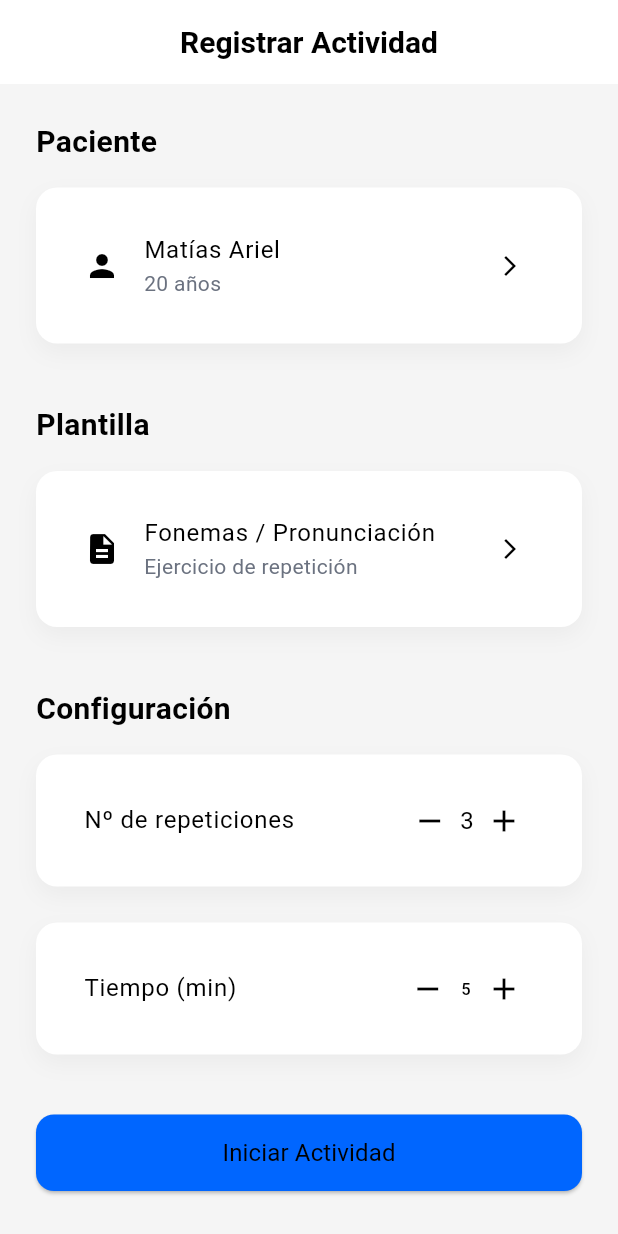
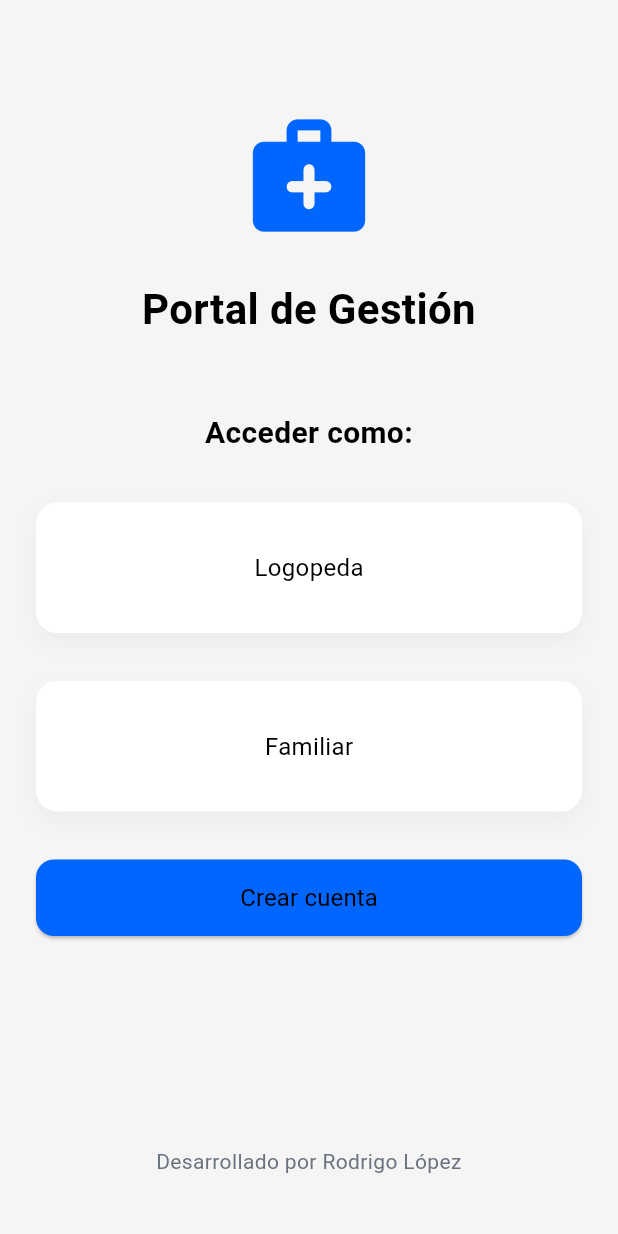
Before and after one commit to Rodrigo-LPz/SIGFLOD-M, a Flutter app: the screen it shows after launch, on a phone screen of 412 x 824 dp. Run offline on Flutter 3.47's test engine with Material 3 defaults, Android fonts, the phone set to English and light mode, and no system bars; our stand-ins replace bloc, equatable, flutter_bloc.

Commit message:
Fase 3: Implementación estructural y de navegación interna (terminada)

```diff
--- a/lib/app/app.dart
+++ b/lib/app/app.dart
@@ -1,17 +1,20 @@
 import 'package:flutter/material.dart';
 import '../config/theme/app_theme.dart';
-//import '../features/auth/presentation/bloc/login_page.dart';
-//import '../features/dashboard/presentation/pages/dashboard_page.dart';
-//import '../features/patients/presentation/pages/patients_list_page.dart';
-//import '../features/patients/presentation/pages/patient_detail_page.dart';
-//import '../features/templates/presentation/pages/templates_page.dart';
-//import '../features/templates/presentation/pages/template_type_page.dart';
-//import '../features/templates/presentation/pages/template_config_page.dart';
-//import '../features/templates/presentation/pages/template_words_page.dart';
-//import '../features/templates/presentation/pages/template_settings_page.dart';
-//import '../features/templates/presentation/pages/template_preview_page.dart';
-//import 'package:sigflod/features/patients/presentation/pages/create_patient_page.dart';
-import 'package:sigflod/features/activities/presentation/pages/create_activity_page.dart';
+import '../core/routes/app_routes.dart';
+import '../features/auth/presentation/pages/login_page.dart';
+import '../features/auth/presentation/pages/role_selection_page.dart';
+import '../features/dashboard/presentation/pages/dashboard_page.dart';
+import '../features/patients/presentation/pages/create_patient_page.dart';
+import '../features/patients/presentation/pages/patient_detail_page.dart';
+import '../features/patients/presentation/pages/patients_list_page.dart';
+import '../features/templates/presentation/pages/template_config_page.dart';
+import '../features/templates/presentation/pages/template_preview_page.dart';
+import '../features/templates/presentation/pages/template_settings_page.dart';
+import '../features/templates/presentation/pages/template_type_page.dart';
+import '../features/templates/presentation/pages/template_words_page.dart';
+import '../features/templates/presentation/pages/templates_page.dart';
+import '../features/activities/presentation/pages/create_activity_page.dart';
+
 
 class SigflodApp extends StatelessWidget {
   const SigflodApp({super.key});
@@ -22,19 +25,25 @@ class SigflodApp extends StatelessWidget {
       debugShowCheckedModeBanner: false,
       title: 'SIGFLOD',
       theme: AppTheme.getTheme(),
-      //home: const Placeholder(),          // Temporal Path for the control panel page ("DashboardPage")
-      //home: const LoginPage(),            // Path pointer to login
-      //home: const DashboardPage(),        // Temporal Path for the control panel page ("DashboardPage")
-      //home: const PatientsListPage(),     // Temporal Path for the patients list page ("PatientsListPage")
-      //home: const PatientDetailPage(),    // Temporal Path for the patient detail page ("PatientDetailPage")
-      //home: const TemplatesPage(),        // Temporal Path for the templates page ("TemplatesPage")
-      //home: const TemplateTypePage(),     // Temporal Path for the template type page ("TemplateTypePage")
-      //home: const TemplateConfigPage(),   // Temporal Path for the template configuration page ("TemplateConfigPage")
-      //home: const TemplateWordsPage(),    // Temporal Path for the template words page ("TemplateWordsPage")
-      //home: const TemplateSettingsPage(), // Temporal Path for the template settings page ("TemplateSettingsPage")
-      //home: const TemplatePreviewPage(),  // Temporal Path for the template preview page ("TemplatePreviewPage")
-      //home: const CreatePatientPage(),    // Temporal Path for the create patient page ("CreatePatientPage")
-      home: const CreateActivityPage(),     // Temporal Path for the create activity page ("CreateActivityPage"
+      initialRoute: AppRoutes.roleSelection,
+      routes: {
+        AppRoutes.roleSelection: (context) => const RoleSelectionPage(),
+        AppRoutes.login: (context) => const LoginPage(),
+        AppRoutes.dashboard: (context) => const DashboardPage(),
+
+        AppRoutes.patientsList: (context) => const PatientsListPage(),
+        AppRoutes.patientDetail: (context) => const PatientDetailPage(),
+        AppRoutes.createPatient: (context) => const CreatePatientPage(),
+
+        AppRoutes.templates: (context) => const TemplatesPage(),
+        AppRoutes.templateType: (context) => const TemplateTypePage(),
+        AppRoutes.templateConfig: (context) => const TemplateConfigPage(),
+        AppRoutes.templateWords: (context) => const TemplateWordsPage(),
+        AppRoutes.templateSettings: (context) => const TemplateSettingsPage(),
+        AppRoutes.templatePreview: (context) => const TemplatePreviewPage(),
+
+        AppRoutes.createActivity: (context) => const CreateActivityPage(),
+      },
     );
   }
 }
--- /dev/null
+++ b/lib/core/routes/app_routes.dart
@@ -0,0 +1,19 @@
+class AppRoutes {
+  static const String roleSelection = '/';
+
+  static const String login = '/login';
+  static const String dashboard = '/dashboard';
+
+  static const String patientsList = '/patients';
+  static const String patientDetail = '/patients/detail';
+  static const String createPatient = '/patients/create';
+
+  static const String templates = '/templates';
+  static const String templateType = '/templates/type';
+  static const String templateConfig = '/templates/config';
+  static const String templateWords = '/templates/words';
+  static const String templateSettings = '/templates/settings';
+  static const String templatePreview = '/templates/preview';
+
+  static const String createActivity = '/activities/create';
+}
--- /dev/null
+++ b/lib/features/auth/presentation/pages/role_selection_page.dart
@@ -0,0 +1,119 @@
+import 'package:flutter/material.dart';
+import '../../../../config/theme/app_colors.dart';
+import '../../../../config/theme/app_spacing.dart';
+import '../../../../config/theme/app_text_styles.dart';
+import '../../../../core/routes/app_routes.dart';
+import '../../../../shared/widgets/app_button.dart';
+import '../../../../shared/widgets/app_card.dart';
+
+class RoleSelectionPage extends StatelessWidget {
+  const RoleSelectionPage({super.key});
+
+  @override
+  Widget build(BuildContext context) {
+    return Scaffold(
+      body: SafeArea(
+        child: Padding(
+          padding: const EdgeInsets.all(AppSpacing.lg),
+          child: Column(
+            crossAxisAlignment: CrossAxisAlignment.stretch,
+            children: [
+              const SizedBox(height: AppSpacing.xxl),
+
+              const Icon(
+                Icons.medical_services_rounded,
+                size: 90,
+                color: AppColors.primary,
+              ),
+
+              const SizedBox(height: AppSpacing.lg),
+
+              const Text(
+                'Portal de Gestión',
+                style: AppTextStyles.headline,
+                textAlign: TextAlign.center,
+              ),
+
+              const SizedBox(height: AppSpacing.xxl),
+
+              const Text(
+                'Acceder como:',
+                style: AppTextStyles.title,
+                textAlign: TextAlign.center,
+              ),
+
+              const SizedBox(height: AppSpacing.lg),
+
+              GestureDetector(
+                onTap: () {
+                  Navigator.pushNamed(
+                    context,
+                    AppRoutes.login,
+                  );
+                },
+                child: const AppCard(
+                  child: Padding(
+                    padding: EdgeInsets.symmetric(vertical: AppSpacing.md),
+                    child: Center(
+                      child: Text(
+                        'Logopeda',
+                        style: AppTextStyles.body,
+                      ),
+                    ),
+                  ),
+                ),
+              ),
+
+              const SizedBox(height: AppSpacing.md),
+
+              GestureDetector(
+                onTap: () {
+                  Navigator.pushNamed(
+                    context,
+                    AppRoutes.login,
+                  );
+                },
+                child: const AppCard(
+                  child: Padding(
+                    padding: EdgeInsets.symmetric(vertical: AppSpacing.md),
+                    child: Center(
+                      child: Text(
+                        'Familiar',
+                        style: AppTextStyles.body,
+                      ),
+                    ),
+                  ),
+                ),
+              ),
+
+              const SizedBox(height: AppSpacing.lg),
+
+              AppButton(
+                label: 'Crear cuenta',
+                onPressed: () {
+                  ScaffoldMessenger.of(context).showSnackBar(
+                    const SnackBar(
+                      content: Text(
+                        'La creación de cuenta se implementará en una fase posterior.',
+                      ),
+                    ),
+                  );
+                },
+              ),
+
+              const Spacer(),
+
+              const Text(
+                'Desarrollado por Rodrigo López',
+                style: AppTextStyles.bodySecondary,
+                textAlign: TextAlign.center,
+              ),
+
+              const SizedBox(height: AppSpacing.md),
+            ],
+          ),
+        ),
+      ),
+    );
+  }
+}
--- a/lib/features/patients/presentation/pages/create_patient_page.dart
+++ b/lib/features/patients/presentation/pages/create_patient_page.dart
@@ -16,7 +16,7 @@ class CreatePatientPage extends StatelessWidget {
         centerTitle: true,
       ),
       body: SingleChildScrollView(
-        padding: const EdgeInsets.all(24),
+        padding: const EdgeInsets.all(AppSpacing.lg),
         child: Column(
           crossAxisAlignment: CrossAxisAlignment.start,
           children: [
@@ -68,7 +68,9 @@ class CreatePatientPage extends StatelessWidget {
 
             AppButton(
               label: 'Guardar Paciente',
-              onPressed: () {},
+              onPressed: () {
+                Navigator.pop(context);
+              },
             ),
           ],
         ),
```
Also changed, not shown: lib/features/activities/presentation/pages/create_activity_page.dart (+25 -6 lines), lib/features/auth/presentation/pages/login_page.dart (renamed from lib/features/auth/presentation/bloc/login_page.dart, +8 -1 lines), lib/features/dashboard/presentation/pages/dashboard_page.dart (+60 -8 lines), lib/features/patients/presentation/pages/patient_detail_page.dart (+20 -3 lines), lib/features/patients/presentation/pages/patients_list_page.dart (+16 -3 lines), lib/features/templates/presentation/pages/template_config_page.dart (+7 -1 lines), lib/features/templates/presentation/pages/template_preview_page.dart (+7 -1 lines), lib/features/templates/presentation/pages/template_settings_page.dart (+7 -1 lines), lib/features/templates/presentation/pages/template_type_page.dart (+10 -1 lines), lib/features/templates/presentation/pages/template_words_page.dart (+7 -1 lines), lib/features/templates/presentation/pages/templates_page.dart (+16 -2 lines).
